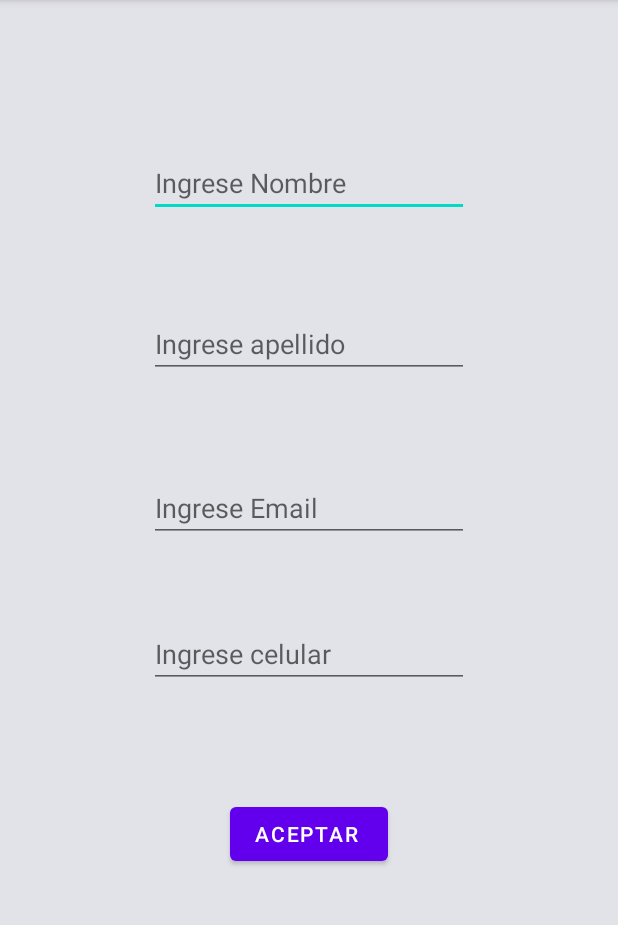
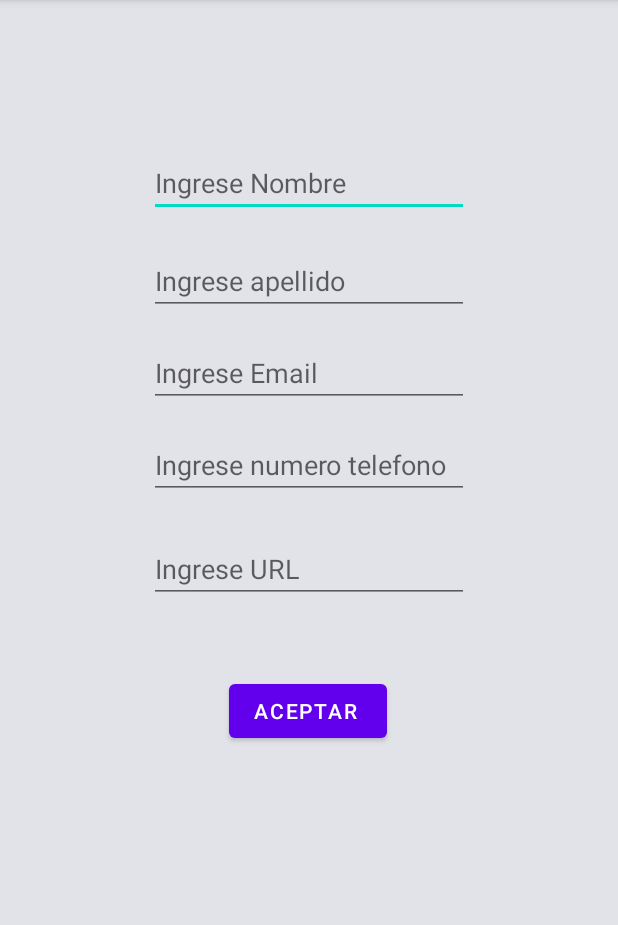
Before and after one commit to dieguitofranco/Adaptadorlista, an Android app: the Pantalla2 screen opened directly, with no data from a screen before it, after a tap on "ACEPTAR", on a phone screen of 412 x 824 dp, the part 84-1009 px from its top. Run offline under Robolectric (Android 15) with nearby library versions, the phone set to English and light mode, and no system bars.

```diff
--- a/app/build.gradle
+++ b/app/build.gradle
@@ -39,6 +39,7 @@ dependencies {
     implementation 'androidx.appcompat:appcompat:1.6.1'
     implementation 'com.google.android.material:material:1.11.0'
     implementation 'androidx.constraintlayout:constraintlayout:2.1.4'
+    implementation 'com.github.bumptech.glide:glide:4.16.0'
     testImplementation 'junit:junit:4.13.2'
     androidTestImplementation 'androidx.test.ext:junit:1.1.5'
     androidTestImplementation 'androidx.test.espresso:espresso-core:3.5.1'
--- a/app/src/main/AndroidManifest.xml
+++ b/app/src/main/AndroidManifest.xml
@@ -2,7 +2,7 @@
 <manifest xmlns:android="http://schemas.android.com/apk/res/android"
     xmlns:tools="http://schemas.android.com/tools"
     package="com.qt.navegaciones">
-
+    <uses-permission android:name="android.permission.INTERNET"></uses-permission>
     <application
         android:allowBackup="true"
         android:dataExtractionRules="@xml/data_extraction_rules"
--- a/app/src/main/java/com/qt/navegaciones/models/Person.kt
+++ b/app/src/main/java/com/qt/navegaciones/models/Person.kt
@@ -5,12 +5,14 @@ class Person {
     var surname: String = ""
     var phone: String = ""
     var email: String = ""
+    var url : String = ""
 
-    constructor(name: String, surname: String, phone: String, email: String) {
+    constructor(name: String, surname: String, phone: String, email: String, url: String) {
         this.name = name
         this.surname = surname
         this.phone = phone
         this.email = email
+        this.url = url
     }
 
     fun getFullName(): String {
--- a/app/src/main/java/com/qt/navegaciones/views/Pantalla2.kt
+++ b/app/src/main/java/com/qt/navegaciones/views/Pantalla2.kt
@@ -25,8 +25,8 @@ class Pantalla2 : AppCompatActivity(), View.OnClickListener {
                     binding.txtNamePerson.text.toString(),
                     binding.txtSurnamePeron.text.toString(),
                     binding.txtPhoneNumber.text.toString(),
-                    binding.txtEmail.text.toString()
-
+                    binding.txtEmail.text.toString(),
+                    binding.txtUrl.text.toString()
                 )
                 Globals.listaPeronas.persons.add(person)
                 Toast.makeText(this, "Se ha agregado una persona", Toast.LENGTH_LONG).show()
@@ -41,5 +41,6 @@ class Pantalla2 : AppCompatActivity(), View.OnClickListener {
         binding.txtSurnamePeron.setText("")
         binding.txtPhoneNumber.setText("")
         binding.txtEmail.setText("")
+        binding.txtUrl.setText("")
     }
 }
--- a/app/src/main/java/com/qt/navegaciones/views/Pantalla3.kt
+++ b/app/src/main/java/com/qt/navegaciones/views/Pantalla3.kt
@@ -16,7 +16,6 @@ class Pantalla3 : AppCompatActivity() {
         super.onCreate(savedInstanceState)
         binding = ActivityPantalla3Binding.inflate(layoutInflater)
         setContentView(binding.root)
-        //var adapter : ArrayAdapter<String> = ArrayAdapter<String>(this, android.R.layout.simple_list_item_1, Globals.listaPeronas.getArrayListFullName())
         var adapter : PersonAdapter = PersonAdapter(this, Globals.listaPeronas)
         binding.lstPersonas.adapter = adapter
         Toast.makeText(this, Globals.listaPeronas.persons.size.toString(), Toast.LENGTH_LONG).show()
--- a/app/src/main/res/layout/activity_pantalla2.xml
+++ b/app/src/main/res/layout/activity_pantalla2.xml
@@ -23,7 +23,7 @@
         android:id="@+id/txtEmail"
         android:layout_width="wrap_content"
         android:layout_height="wrap_content"
-        android:layout_marginTop="64dp"
+        android:layout_marginTop="16dp"
 
         android:ems="10"
         android:hint="Ingrese Email"
@@ -36,18 +36,30 @@
         android:layout_width="wrap_content"
         android:layout_height="wrap_content"
 
-        android:layout_marginTop="52dp"
+        android:layout_marginTop="16dp"
         android:ems="10"
-        android:hint="Ingrese celular"
+        android:hint="Ingrese numero telefono "
         android:inputType="textPersonName"
         app:layout_constraintStart_toStartOf="@+id/txtEmail"
         app:layout_constraintTop_toBottomOf="@+id/txtEmail" />
 
     <EditText
+        android:id="@+id/txtUrl"
+        android:layout_width="wrap_content"
+        android:layout_height="wrap_content"
+
+        android:layout_marginTop="24dp"
+        android:ems="10"
+        android:hint="Ingrese URL"
+        android:inputType="textPersonName"
+        app:layout_constraintStart_toStartOf="@+id/txtEmail"
+        app:layout_constraintTop_toBottomOf="@+id/txtPhoneNumber" />
+
+    <EditText
         android:id="@+id/txtSurnamePeron"
         android:layout_width="wrap_content"
         android:layout_height="wrap_content"
-        android:layout_marginTop="62dp"
+        android:layout_marginTop="20dp"
         android:ems="10"
         android:hint="Ingrese apellido"
         android:inputType="textPersonName"
@@ -58,9 +70,10 @@
         android:id="@+id/btnAceptar"
         android:layout_width="wrap_content"
         android:layout_height="wrap_content"
-        android:layout_marginTop="73dp"
+        android:layout_marginTop="48dp"
         android:text="Aceptar "
         app:layout_constraintEnd_toEndOf="parent"
+        app:layout_constraintHorizontal_bias="0.498"
         app:layout_constraintStart_toStartOf="parent"
-        app:layout_constraintTop_toBottomOf="@+id/txtPhoneNumber" />
+        app:layout_constraintTop_toBottomOf="@+id/txtUrl" />
 </androidx.constraintlayout.widget.ConstraintLayout>
```
Also changed, not shown: app/src/main/java/com/qt/navegaciones/adapters/PersonAdapter.kt (+8 -4 lines), app/src/main/res/layout/item_adapter.xml (+20 -10 lines).
